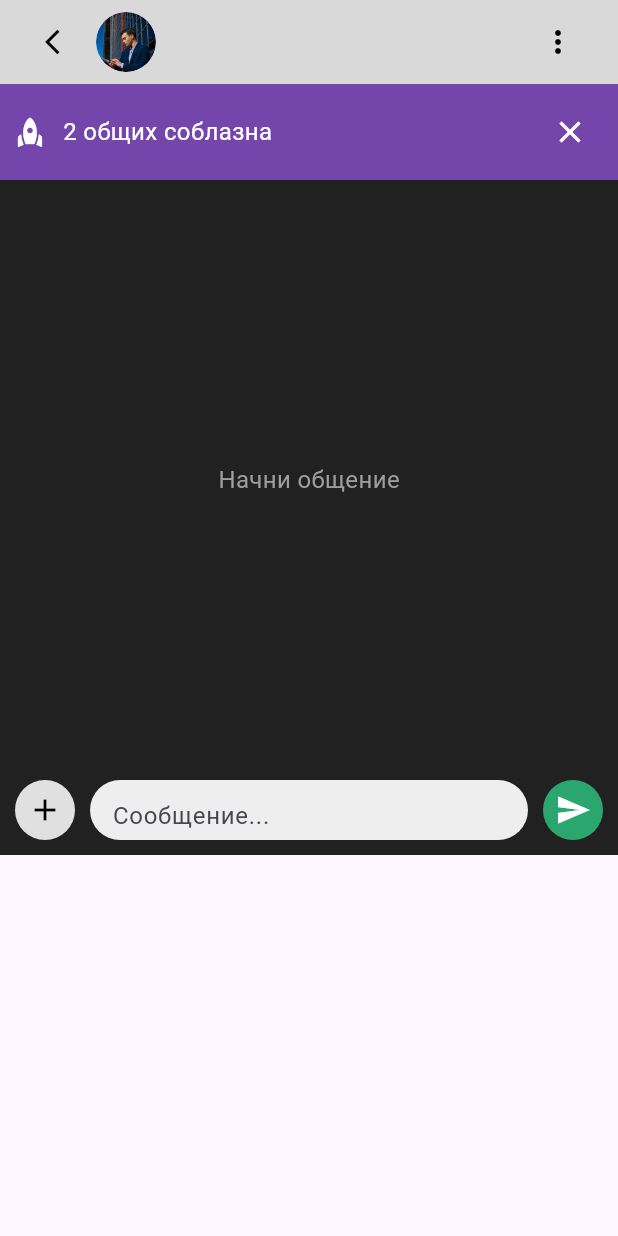
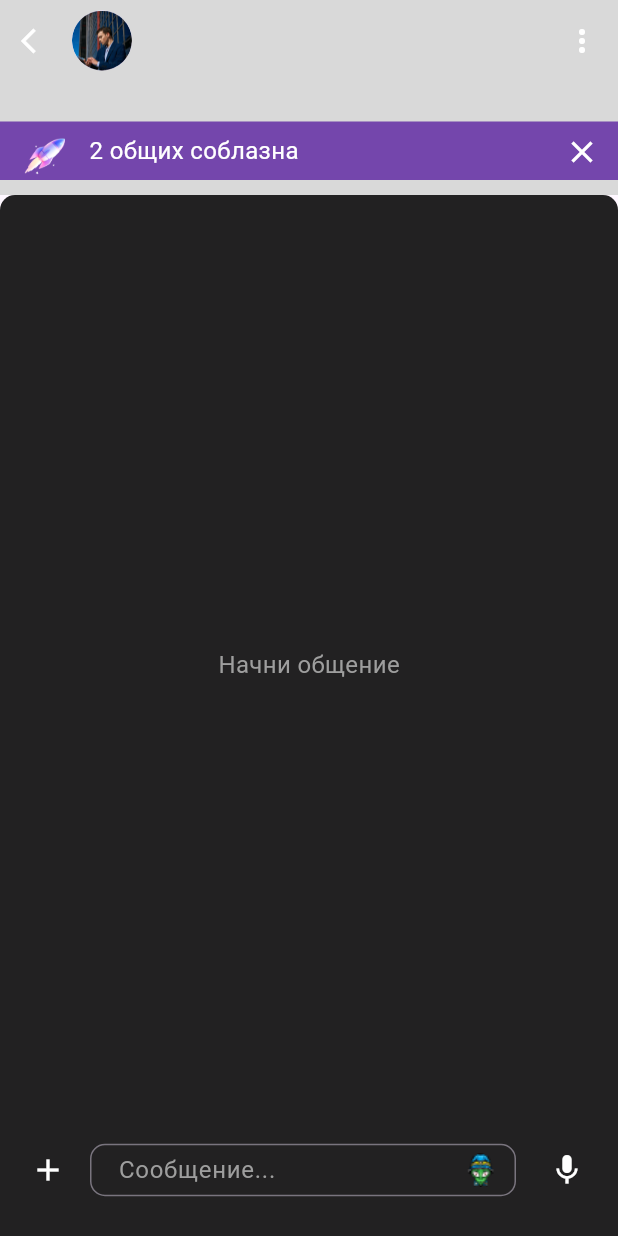
Before and after one commit to KadirovAd/test_task, a Flutter app: the screen it shows after launch, after a tap on "Встретимся? Я рядом", on a phone screen of 412 x 824 dp. Run offline on Flutter 3.47's test engine with Material 3 defaults, Android fonts, the light colour scheme and no system bars; our stand-ins replace flutter_svg.

Commit message:
ssdflij;o'

```diff
--- a/lib/src/screens/chat_detail_screen/chat_detail_screen.dart
+++ b/lib/src/screens/chat_detail_screen/chat_detail_screen.dart
@@ -9,16 +9,21 @@ class ChatDetailScreen extends StatelessWidget {
   @override
   Widget build(BuildContext context) {
     return Scaffold(
-      appBar: AppBar(
+      appBar: PreferredSize(
+        preferredSize: const Size.fromHeight(130.0),
+        child: AppBar(
           backgroundColor: const Color(0xFFD9D9D9),
           automaticallyImplyLeading: false,
-        title: Row(
+          flexibleSpace: Column(
+            mainAxisAlignment: MainAxisAlignment.end,
+            children: [
+              Row(
                 children: [
                   IconButton(
                     icon: const Icon(
                       Icons.arrow_back_ios,
                       size: 20,
-                color: Colors.black,
+                      color: Colors.white,
                     ),
                     onPressed: () {
                       Navigator.pop(context);
@@ -31,33 +36,21 @@ class ChatDetailScreen extends StatelessWidget {
                   const Spacer(),
                   IconButton(
                     icon: const Icon(Icons.more_vert),
-              color: Colors.black,
+                    color: Colors.white,
                     onPressed: () {},
                   ),
                 ],
               ),
+              const SizedBox(
+                height: 30,
               ),
-      body: Column(
-        children: [
               Container(
-            decoration: const BoxDecoration(
-              color: Colors.black87,
-              borderRadius: BorderRadius.only(
-                topLeft: Radius.circular(10),
-                topRight: Radius.circular(10),
-              ),
-            ),
-            child: Column(
-              children: [
-                Container(
+                width: double.infinity,
+                height: 39,
                 color: const Color(0xFF7446AC),
-                  padding: const EdgeInsets.all(8.0),
                 child: Row(
                   children: [
-                      const Icon(
-                        Icons.rocket,
-                        color: Colors.white,
-                      ),
+                    Image.asset('assets/images/fly.png'),
                     const SizedBox(width: 10),
                     const Text(
                       '2 общих соблазна',
@@ -69,15 +62,32 @@ class ChatDetailScreen extends StatelessWidget {
                     const Spacer(),
                     IconButton(
                       icon: const Icon(Icons.close, color: Colors.white),
-                        onPressed: () {
-                          Navigator.pop(context);
-                        },
+                      onPressed: () {},
                     ),
                   ],
                 ),
               ),
               const SizedBox(
-                  height: 400,
+                height: 10,
+              ),
+            ],
+          ),
+        ),
+      ),
+      body: Column(
+        children: [
+          Expanded(
+            child: Container(
+              decoration: const BoxDecoration(
+                color: Colors.black87,
+                borderRadius: BorderRadius.only(
+                  topLeft: Radius.circular(10),
+                  topRight: Radius.circular(10),
+                ),
+              ),
+              child: Column(
+                children: [
+                  const Expanded(
                     child: Center(
                       child: Text(
                         'Начни общение',
@@ -92,47 +102,43 @@ class ChatDetailScreen extends StatelessWidget {
                     padding: const EdgeInsets.symmetric(horizontal: 10.0),
                     child: Row(
                       children: [
-                      Container(
-                        width: 40,
-                        height: 40,
-                        decoration: BoxDecoration(
-                          color: Colors.grey[300],
-                          borderRadius: BorderRadius.circular(20),
+                        const SizedBox(width: 10),
+                        const Expanded(
+                          child: SizedBox(
+                            height: 35,
+                            child: TextField(
+                              decoration: InputDecoration(
+                                icon: Icon(
+                                  Icons.add,
+                                  color: Colors.white,
                                 ),
-                        child: const Icon(Icons.add, color: Colors.black),
+                                hintText: 'Сообщение...',
+                                hintStyle: TextStyle(color: Colors.grey),
+                                suffixIcon: Image(
+                                  image: AssetImage('assets/images/man.png'),
+                                  fit: BoxFit.scaleDown,
                                 ),
-                      const SizedBox(width: 10),
-                      Expanded(
-                        child: Container(
-                          height: 40,
-                          decoration: BoxDecoration(
-                            color: Colors.grey[200],
-                            borderRadius: BorderRadius.circular(20),
+                                border: OutlineInputBorder(
+                                  borderRadius:
+                                      BorderRadius.all(Radius.circular(10)),
                                 ),
-                          child: const TextField(
-                            decoration: InputDecoration(
-                              hintText: 'Сообщение...',
-                              border: InputBorder.none,
                                 contentPadding:
                                     EdgeInsets.symmetric(horizontal: 15.0),
                               ),
-                            style: TextStyle(color: Colors.black),
                             ),
                           ),
                         ),
                         const SizedBox(width: 10),
-                      CircleAvatar(
-                        backgroundColor: const Color(0xFF2BA66F),
-                        child: IconButton(
-                          icon: const Icon(Icons.send, color: Colors.white),
+                        IconButton(
+                          icon: const Icon(Icons.mic, color: Colors.white),
                           onPressed: () {},
-                        ),
                         ),
                       ],
                     ),
                   ),
-                const SizedBox(height: 10),
+                  const SizedBox(height: 20),
                 ],
+              ),
             ),
           ),
         ],
--- a/lib/src/screens/chat_screen/chat.screen.dart
+++ b/lib/src/screens/chat_screen/chat.screen.dart
@@ -1,3 +1,4 @@
+import 'package:flutter/cupertino.dart';
 import 'package:flutter/material.dart';
 import 'package:flutter_svg/flutter_svg.dart';
 import 'package:test_task/src/screens/chat_detail_screen/chat_detail_screen.dart';
@@ -10,6 +11,7 @@ class ChatScreen extends StatefulWidget {
 }
 
 class _ChatScreenState extends State<ChatScreen> {
+
   final List<ChatItem> chatItems = [
     ChatItem('23 ч 43 мин', 'Отлично выглядишь', 'assets/images/1.png',
         ['Отлично выглядишь!', 'Спасибо!']),
@@ -168,7 +170,7 @@ class _ChatScreenState extends State<ChatScreen> {
             label: '',
           ),
           BottomNavigationBarItem(
-            icon: Icon(Icons.chat),
+            icon: Icon(CupertinoIcons.chat_bubble_text_fill),
             label: '',
           ),
           BottomNavigationBarItem(
@@ -223,10 +225,9 @@ class _ChatScreenState extends State<ChatScreen> {
               Row(
                 mainAxisAlignment: MainAxisAlignment.spaceEvenly,
                 children: [
+                  _buildIncognitoOption('1', '99 ₽', false, ''),
                   _buildIncognitoOption(
-                      '1', '99 ₽', false, 'assets/icons/xits.svg'),
-                  _buildIncognitoOption(
-                      '3', '199 ₽', true, 'assets/icons/xits.svg'),
+                      '3', '199 ₽', true, 'assets/icons/skip.svg'),
                   _buildIncognitoOption(
                       '7', '399 ₽', false, 'assets/icons/xits.svg',
                       discount: true),
@@ -299,9 +300,10 @@ class _ChatScreenState extends State<ChatScreen> {
                   const SizedBox(
                     width: 5,
                   ),
+                  if (svgIcon.isNotEmpty)
                     SvgPicture.asset(
                       'assets/icons/glasses.svg',
-                  )
+                    ),
                 ],
               ),
               const SizedBox(height: 5),
@@ -312,13 +314,14 @@ class _ChatScreenState extends State<ChatScreen> {
             ],
           ),
         ),
+        if (svgIcon.isNotEmpty)
           Align(
             heightFactor: 0.2,
             child: SvgPicture.asset(
               svgIcon,
               width: 70,
             ),
-        )
+          ),
       ],
     );
   }
```
Also changed, not shown: assets/images/fly.png (added), assets/images/man.png (added). Lines whose indentation alone changed are shown as unchanged.
